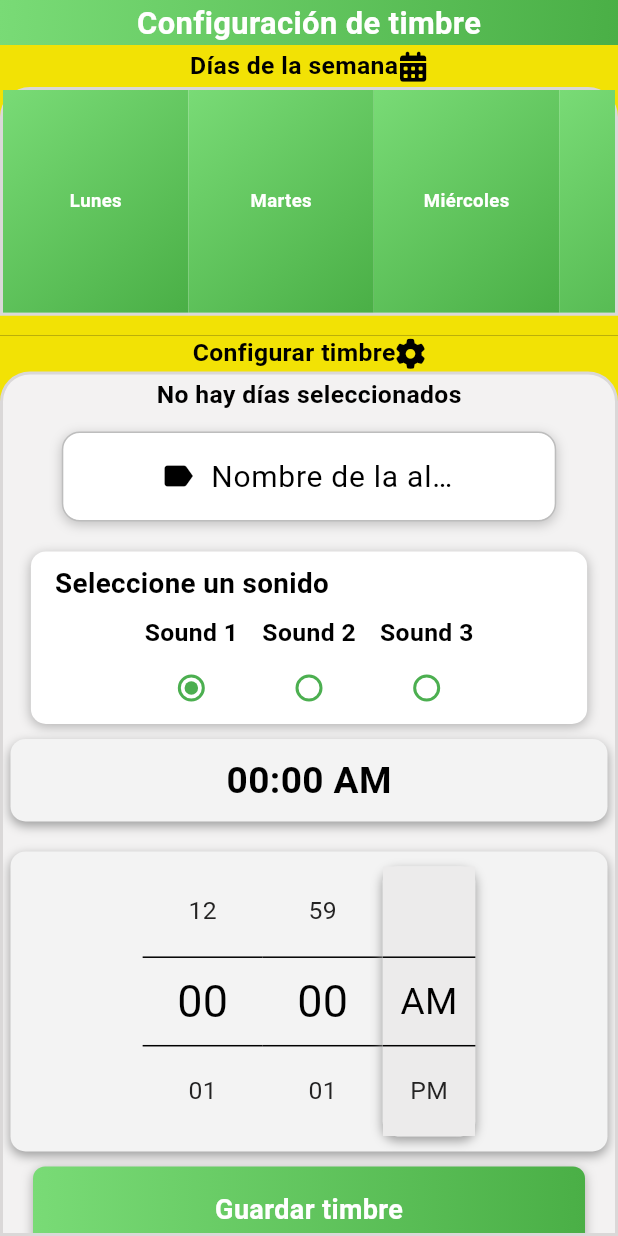
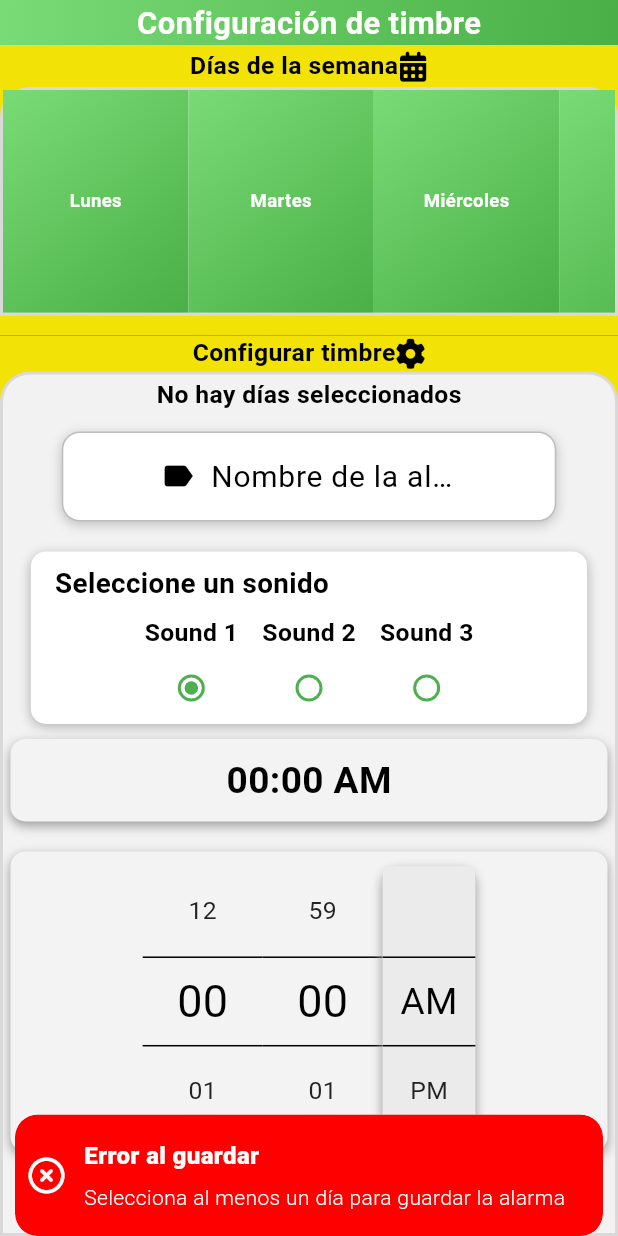
Before and after one commit to victorardila/alarmduino-upc, a Flutter app: the AlarmSettings widget shown alone on an empty page, opened directly, after a tap on "Guardar timbre", on a phone screen of 412 x 824 dp. Run offline on Flutter 3.47's test engine with Material 3 defaults, Android fonts, the light colour scheme and no system bars; drawn by our look-alikes of numberpicker; our stand-ins replace animate_do, animated_text_kit, awesome_snackbar_content, curved_navigation_bar, flutter_bluetooth_serial, flutter_svg and 5 more; missing offline and left inert: infinite_listview; accounts and stored records are empty; Roboto replaces fonts that are missing (Italianno-Regular, Roboto-Regular).

Commit message:
Cambios visuales

```diff
--- a/lib/ui/components/type_sound.dart
+++ b/lib/ui/components/type_sound.dart
@@ -6,6 +6,7 @@ class TypeSound extends StatefulWidget {
   final double width;
   final double height;
   final double initialValue;
+  final onSoundSelected;
 
   TypeSound({
     Key? key,
@@ -14,6 +15,7 @@ class TypeSound extends StatefulWidget {
     required this.width,
     required this.height,
     required this.initialValue,
+    this.onSoundSelected,
   }) : super(key: key);
 
   @override
@@ -22,6 +24,11 @@ class TypeSound extends StatefulWidget {
 
 class _TypeSoundState extends State<TypeSound> {
   String? selectedSound;
+
+  // callback function para retornar el valor seleccionado
+  void callbackreturnsound() {
+    widget.onSoundSelected(selectedSound);
+  }
 
   @override
   void initState() {
--- a/lib/ui/views/alarm_settings.dart
+++ b/lib/ui/views/alarm_settings.dart
@@ -11,6 +11,7 @@ import 'package:awesome_snackbar_content/awesome_snackbar_content.dart';
 import 'package:flutter/material.dart';
 import 'package:font_awesome_flutter/font_awesome_flutter.dart';
 import 'package:get/get.dart';
+import 'package:uuid/uuid.dart';
 
 class AlarmSettings extends StatefulWidget {
   final connection;
@@ -28,8 +29,8 @@ class _AlarmSettingsState extends State<AlarmSettings> {
   TextEditingController _soundController = TextEditingController();
   TextEditingController _intervalsController = TextEditingController();
   TextEditingController _horaController = TextEditingController();
-  List<Map<String, dynamic>> _alarms = [];
   List<int> selectedDays = [];
+  List<String> messages = [];
   List<Map<String, dynamic>> configuredDays = [];
   String time = '00:00 AM';
   List<String> days = [
@@ -42,79 +43,92 @@ class _AlarmSettingsState extends State<AlarmSettings> {
     'Domingo'
   ];
 
-  void setNewAlarm() {
-    if (selectedDays.length > 0) {
-      _alarms.forEach((alarm) {
-        if (selectedDays.contains(days.indexOf(alarm['day']))) {
-          Map<String, dynamic> newAlarm = {
-            ...alarm,
-            'day': alarm['day'],
-            // 'volume': _volumeController.text,
-            'sound': _soundController.text,
-            'intervals': _intervalsController.text,
-          };
-          print(newAlarm);
-          _controllerAlarm.updateAlarm(newAlarm).then((value) {
-            if (_controllerAlarm.mensajeAlarm.contains('correctamente')) {
-              final snackBar = SnackBar(
-                /// need to set following properties for best effect of awesome_snackbar_content
-                elevation: 0,
-                behavior: SnackBarBehavior.floating,
-                backgroundColor: Colors.transparent,
-                content: AwesomeSnackbarContent(
-                  title: 'Timbre modificada correctamente',
-                  titleFontSize: MediaQuery.of(context).size.width * 0.04,
-                  message:
-                      'Se ha modificado la timbre correctamente', // set your message here
+  // formatear hora al formato militar
+  String formedtime() {
+    String time = _horaController.text;
+    String hour = time.split(":")[0];
+    String minutes = time.split(":")[1].split(" ")[0];
+    String ampm = time.split(":")[1].split(" ")[1];
+    if (ampm == "PM") {
+      int hourInt = int.parse(hour);
+      if (hourInt < 12) {
+        hourInt += 12;
+        hour = hourInt.toString();
+      }
+    }
+    var horaFormateada = "$hour:$minutes";
+    return horaFormateada;
+  }
 
-                  /// change contentType to ContentType.success, ContentType.warning or ContentType.help for variants
-                  contentType: ContentType.warning,
-                ),
-              );
-              ScaffoldMessenger.of(context).showSnackBar(snackBar);
-            } else {
-              final snackBar = SnackBar(
-                /// need to set following properties for best effect of awesome_snackbar_content
-                elevation: 0,
-                behavior: SnackBarBehavior.floating,
-                backgroundColor: Colors.transparent,
-                content: AwesomeSnackbarContent(
-                  title: 'Error al guardar la timbre',
-                  titleFontSize: MediaQuery.of(context).size.width * 0.04,
-                  message: 'Ha ocurrido un error al guardar la timbre',
+  // los dias seleccionados se guardan en un array de strings tomara solo las tres primeras letras de cada dia
+  List<String> formedDays() {
+    List<String> days = selectedDays.map((dayIndex) {
+      return this.days[dayIndex].substring(0, 3);
+    }).toList();
+    return days;
+  }
 
-                  /// change contentType to ContentType.success, ContentType.warning or ContentType.help for variants
-                  contentType: ContentType.success,
-                ),
-              );
-              ScaffoldMessenger.of(context).showSnackBar(snackBar);
-            }
-          });
-        }
+  sendbluetooth(String message) {
+    if (widget.connection != null) {
+      widget.connection!.output.add(utf8.encode(message + "\n"));
+      setState(() {
+        messages.add("Sent: $message");
+        print("mensaje enviado");
       });
+    } else {
+      print("Conexion invalida");
     }
   }
 
-  void getAlarms() async {
-    _controllerAlarm.getAlarms().then((value) {
-      setState(() {
-        List<String> alarms = _controllerAlarm.datosAlarms;
-        alarms.forEach((alarm) {
-          _alarms.add(jsonDecode(alarm));
-        });
-        print(_alarms);
-      });
-    });
+  // Guarda la alarma
+  void saveAlarm() {
+    if (selectedDays.length > 0) {
+      _controllerAlarm.saveAlarm({
+        'id': Uuid().v4(),
+        'name': _nombreController.text,
+        'sound': _soundController.text,
+        'hour': _horaController.text,
+        'day': selectedDays.map((dayIndex) => days[dayIndex]).join(", "),
+      }).then((value) {});
+      Get.snackbar(
+        'Alarma guardada',
+        'La alarma se ha guardado correctamente',
+        snackPosition: SnackPosition.BOTTOM,
+        backgroundColor: Color.fromARGB(255, 74, 175, 70),
+        colorText: Colors.white,
+        icon: Icon(
+          FontAwesomeIcons.checkCircle,
+          color: Colors.white,
+        ),
+        duration: Duration(seconds: 3),
+        animationDuration: Duration(milliseconds: 500),
+      );
+      // Enviar alarma a la placa
+      String message = _nombreController.text;
+      message += " " + formedDays().join(",");
+      message += " " + formedtime();
+      message += " " + _soundController.text;
+      sendbluetooth(message);
+    } else {
+      Get.snackbar(
+        'Error al guardar',
+        'Selecciona al menos un día para guardar la alarma',
+        snackPosition: SnackPosition.BOTTOM,
+        backgroundColor: Color.fromARGB(255, 255, 0, 0),
+        colorText: Colors.white,
+        icon: Icon(
+          FontAwesomeIcons.timesCircle,
+          color: Colors.white,
+        ),
+        duration: Duration(seconds: 3),
+        animationDuration: Duration(milliseconds: 500),
+      );
+    }
   }
 
-  void verifyConfiguredDays(int dayIndex) {
-    _alarms.forEach((alarms) {
-      if (alarms['day'] == days[dayIndex]) {
-        _volumeController.text = alarms['volume'] ?? '0.0';
-        _soundController.text = alarms['sound'] ?? '0';
-        _intervalsController.text = '${alarms['intervals']} AM' ?? '00:00 AM';
-      }
-    });
+  void getSound(String sound) {
+    this._soundController.text = sound;
+    setState(() {});
   }
 
   void handleDaySelection(int dayIndex) {
@@ -124,7 +138,6 @@ class _AlarmSettingsState extends State<AlarmSettings> {
       } else {
         selectedDays.add(dayIndex);
       }
-      verifyConfiguredDays(dayIndex);
     });
   }
 
@@ -141,7 +154,6 @@ class _AlarmSettingsState extends State<AlarmSettings> {
     _volumeController.text = '0.0';
     _soundController.text = '0';
     _intervalsController.text = '00:00 AM';
-    getAlarms();
   }
 
   @override
@@ -440,17 +452,19 @@ class _AlarmSettingsState extends State<AlarmSettings> {
                                       //   },
                                       // ),
                                       TypeSound(
-                                        titleVisible: true,
-                                        margin: true,
-                                        width:
-                                            MediaQuery.of(context).size.width *
-                                                0.9,
-                                        height:
-                                            MediaQuery.of(context).size.height *
-                                                0.16,
-                                        initialValue:
-                                            double.parse(_soundController.text),
-                                      ),
+                                          titleVisible: true,
+                                          margin: true,
+                                          width: MediaQuery.of(context)
+                                                  .size
+                                                  .width *
+                                              0.9,
+                                          height: MediaQuery.of(context)
+                                                  .size
+                                                  .height *
+                                              0.16,
+                                          initialValue: double.parse(
+                                              _soundController.text),
+                                          onSoundSelected: getSound),
                                       HourSelection(
                                           timeInitial: time,
                                           units: false,
@@ -478,7 +492,7 @@ class _AlarmSettingsState extends State<AlarmSettings> {
                                         child: GradientButton(
                                           text: "Guardar timbre",
                                           onPressed: () {
-                                            setNewAlarm();
+                                            saveAlarm();
                                           },
                                           gradientColors: [
                                             Color.fromARGB(255, 121, 219, 118),
```
